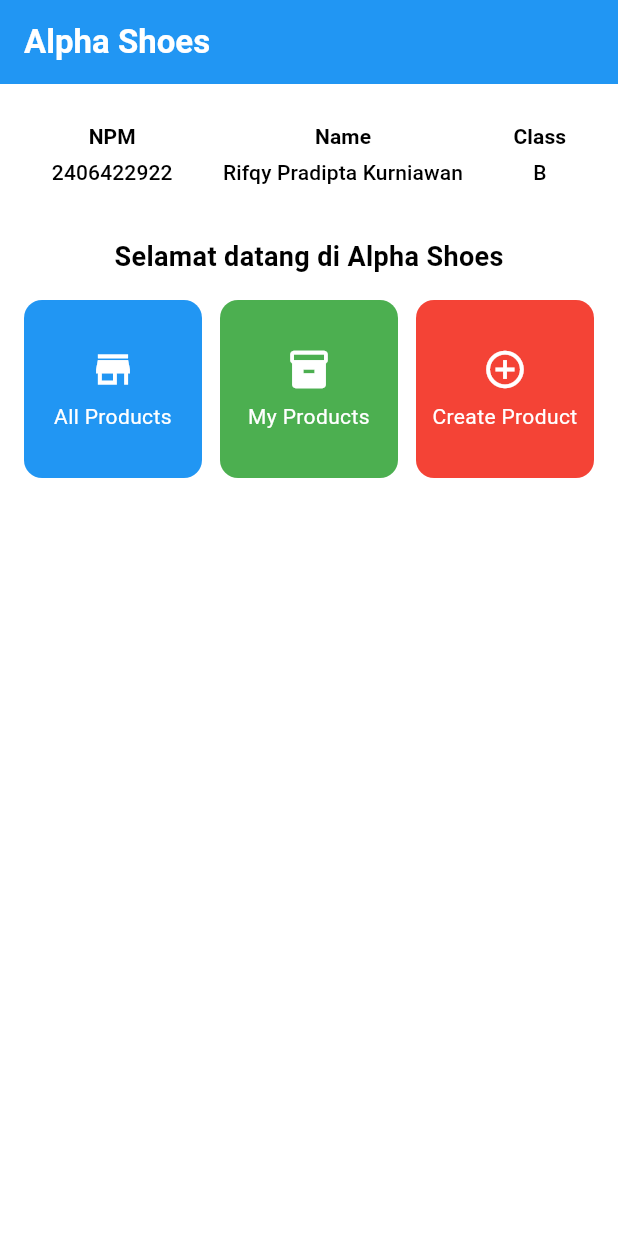
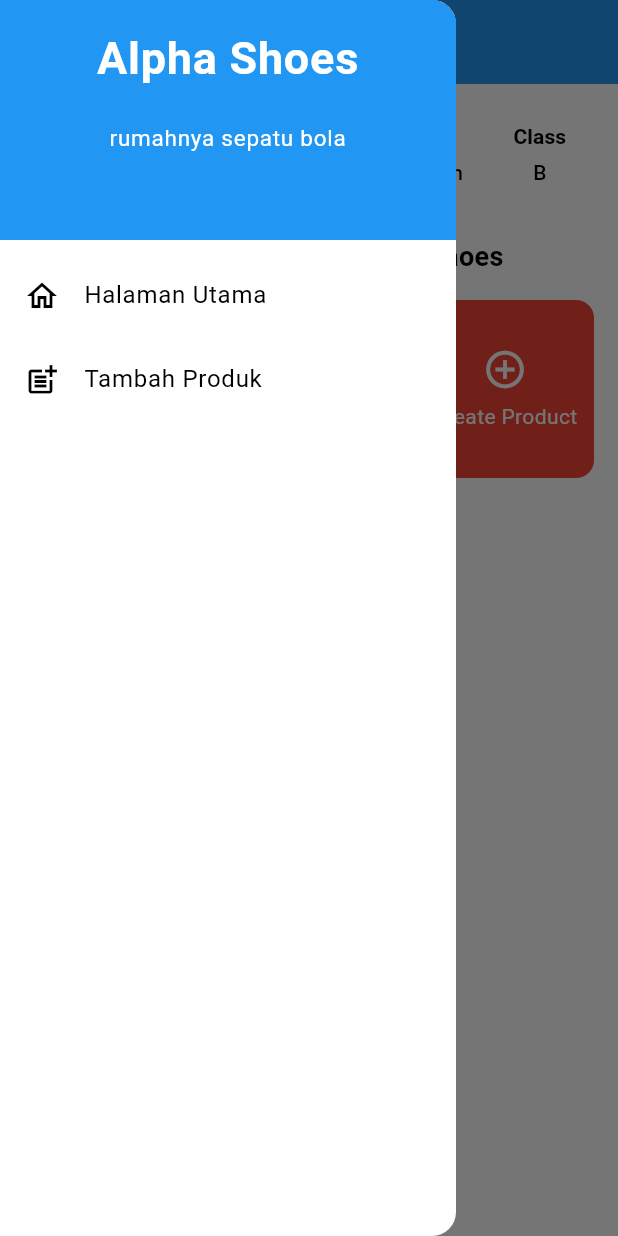
Before and after one commit to XxymbolL/football-shop-mobile, a Flutter app: the screen it shows after launch, with the side drawer open (before the commit the screen has no drawer), on a phone screen of 412 x 824 dp. Run offline on Flutter 3.47's test engine with Material 3 defaults, Android fonts, the phone set to English and light mode, and no system bars.

Commit message:
feat: add sidebar (tugas 8)

```diff
--- a/lib/main.dart
+++ b/lib/main.dart
@@ -1,5 +1,5 @@
 import 'package:flutter/material.dart';
-import 'package:football_shop_mobile/menu.dart';
+import 'package:football_shop_mobile/screens/menu.dart';
 
 void main() {
   runApp(const FootballShopApp());
--- a/lib/menu.dart
+++ b/lib/screens/menu.dart
@@ -1,4 +1,6 @@
 import 'package:flutter/material.dart';
+import 'package:football_shop_mobile/widgets/left_drawer.dart';
+import 'package:football_shop_mobile/widgets/news_card.dart';
 
 class MyHomePage extends StatelessWidget {
   MyHomePage({super.key});
@@ -40,6 +42,7 @@ class MyHomePage extends StatelessWidget {
         backgroundColor: Theme.of(context).colorScheme.primary,
         foregroundColor: Colors.white,
       ),
+      drawer: const LeftDrawer(),
       body: Padding(
         padding: const EdgeInsets.all(16.0),
         child: Column(
@@ -97,55 +100,17 @@ class InfoChip extends StatelessWidget {
     );
   }
 }
+
 class ItemHomepage {
   final String name;
   final IconData icon;
   final Color color;
   final String snackMessage;
 
-  ItemHomepage({
+  const ItemHomepage({
     required this.name,
     required this.icon,
     required this.color,
     required this.snackMessage,
   });
 }
-
-class ItemCard extends StatelessWidget {
-  final ItemHomepage item;
-
-  const ItemCard(this.item, {super.key});
-
-  @override
-  Widget build(BuildContext context) {
-    return Material(
-      color: item.color,
-      borderRadius: BorderRadius.circular(12),
-      child: InkWell(
-        borderRadius: BorderRadius.circular(12),
-        onTap: () {
-          ScaffoldMessenger.of(context)
-            ..hideCurrentSnackBar()
-            ..showSnackBar(SnackBar(content: Text(item.snackMessage)));
-        },
-        child: Container(
-          padding: const EdgeInsets.all(10),
-          child: Center(
-            child: Column(
-              mainAxisAlignment: MainAxisAlignment.center,
-              children: [
-                Icon(item.icon, color: Colors.white, size: 30),
-                const SizedBox(height: 6),
-                Text(
-                  item.name,
-                  textAlign: TextAlign.center,
-                  style: const TextStyle(color: Colors.white),
-                )
-              ],
-            ),
-          ),
-        ),
-      ),
-    );
-  }
-}
--- /dev/null
+++ b/lib/widgets/left_drawer.dart
@@ -0,0 +1,66 @@
+import 'package:flutter/material.dart';
+import 'package:football_shop_mobile/screens/menu.dart';
+import 'package:football_shop_mobile/screens/product_form.dart';
+
+class LeftDrawer extends StatelessWidget {
+  const LeftDrawer({super.key});
+
+  @override
+  Widget build(BuildContext context) {
+    return Drawer(
+      child: ListView(
+        children: [
+          const DrawerHeader(
+            decoration: BoxDecoration(
+              color: Colors.blue,
+            ),
+            child: Column(
+              crossAxisAlignment: CrossAxisAlignment.center,
+              children: [
+                Text(
+                  'Alpha Shoes',
+                  textAlign: TextAlign.center,
+                  style: TextStyle(
+                    fontSize: 30,
+                    fontWeight: FontWeight.bold,
+                    color: Colors.white,
+                  ),
+                ),
+                Padding(padding: EdgeInsets.all(10)),
+                Text(
+                  'rumahnya sepatu bola',
+                  textAlign: TextAlign.center,
+                  style: TextStyle(
+                    fontSize: 15,
+                    color: Colors.white,
+                    fontWeight: FontWeight.normal,
+                  ),
+                ),
+              ],
+            ),
+          ),
+          ListTile(
+            leading: const Icon(Icons.home_outlined),
+            title: const Text('Halaman Utama'),
+            onTap: () {
+              Navigator.pushReplacement(
+                context,
+                MaterialPageRoute(builder: (context) => MyHomePage()),
+              );
+            },
+          ),
+          ListTile(
+            leading: const Icon(Icons.post_add),
+            title: const Text('Tambah Produk'),
+            onTap: () {
+              Navigator.push(
+                context,
+                MaterialPageRoute(builder: (context) => const ProductFormPage()),
+              );
+            },
+          ),
+        ],
+      ),
+    );
+  }
+}
--- /dev/null
+++ b/lib/widgets/news_card.dart
@@ -0,0 +1,55 @@
+import 'package:flutter/material.dart';
+import 'package:football_shop_mobile/screens/menu.dart';
+import 'package:football_shop_mobile/screens/product_form.dart';
+
+class ItemCard extends StatelessWidget {
+  final ItemHomepage item;
+
+  const ItemCard(this.item, {super.key});
+
+  @override
+  Widget build(BuildContext context) {
+    return Material(
+      color: item.color,
+      borderRadius: BorderRadius.circular(12),
+      child: InkWell(
+        borderRadius: BorderRadius.circular(12),
+        onTap: () {
+          ScaffoldMessenger.of(context)
+            ..hideCurrentSnackBar()
+            ..showSnackBar(
+              SnackBar(
+                content: Text(item.snackMessage),
+              ),
+            );
+
+          if (item.name == "Create Product") {
+            Navigator.push(
+              context,
+              MaterialPageRoute(
+                builder: (context) => const ProductFormPage(),
+              ),
+            );
+          }
+        },
+        child: Container(
+          padding: const EdgeInsets.all(10),
+          child: Center(
+            child: Column(
+              mainAxisAlignment: MainAxisAlignment.center,
+              children: [
+                Icon(item.icon, color: Colors.white, size: 30),
+                const SizedBox(height: 6),
+                Text(
+                  item.name,
+                  textAlign: TextAlign.center,
+                  style: const TextStyle(color: Colors.white),
+                )
+              ],
+            ),
+          ),
+        ),
+      ),
+    );
+  }
+}
```
Also changed, not shown: lib/screens/product_form.dart (added, +280 -0 lines), 1 other file.
